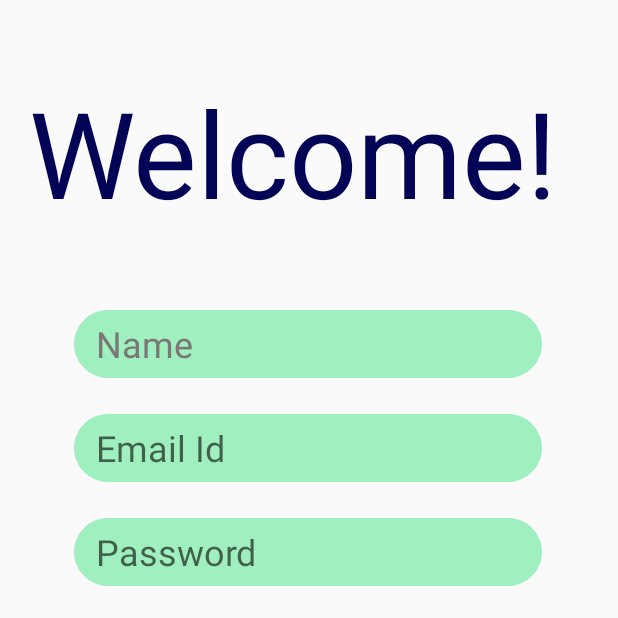
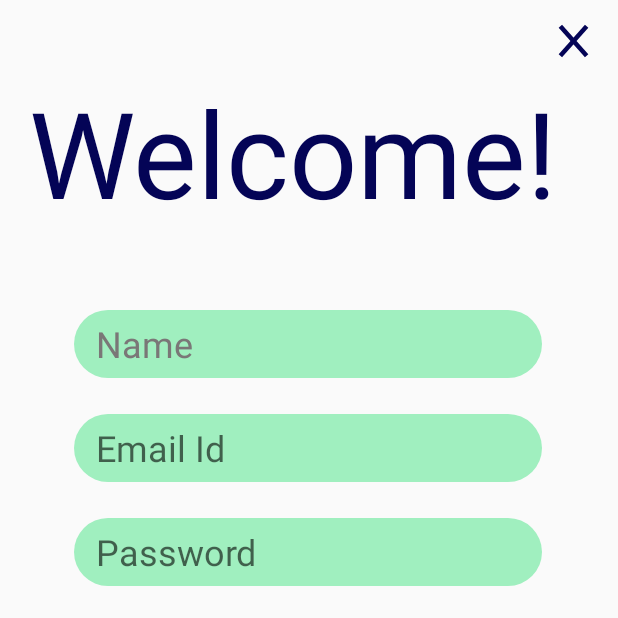
Before and after one commit to ranveerraj248/Chetna_Mart, an Android app: the fragment SignUpFragment shown on its own in the app's theme, on a phone screen of 412 x 824 dp, the top half of it. Run offline under Robolectric (Android 15) with nearby library versions, the phone set to English and light mode, and no system bars; Roboto replaces fonts that are not available here.

Commit message:
Cross button added to sign in and sign up form

```diff
--- /dev/null
+++ b/app/src/main/res/drawable/ic_cross.xml
@@ -0,0 +1,16 @@
+<vector xmlns:android="http://schemas.android.com/apk/res/android"
+    android:width="27.186dp"
+    android:height="22.537dp"
+    android:viewportWidth="27.186"
+    android:viewportHeight="22.537">
+  <path
+      android:pathData="M22.307,1.422L4.8798,21.1188"
+      android:strokeWidth="3"
+      android:fillColor="#00000000"
+      android:strokeColor="#040456"/>
+  <path
+      android:pathData="M4.8776,1.4179L22.3049,21.1147"
+      android:strokeWidth="3"
+      android:fillColor="#00000000"
+      android:strokeColor="#040456"/>
+</vector>
--- a/app/src/main/res/layout/fragment_sign_in.xml
+++ b/app/src/main/res/layout/fragment_sign_in.xml
@@ -65,13 +65,13 @@
             app:layout_constraintTop_toBottomOf="@+id/tvSignInWellcome" />
 
         <ImageButton
-            android:id="@+id/btnCross"
+            android:id="@+id/btnSignInCross"
             android:layout_width="wrap_content"
             android:layout_height="wrap_content"
             android:background="@android:color/transparent"
             android:contentDescription="@string/btnCrossDescription"
             android:padding="16dp"
-            android:src="@android:drawable/btn_dialog"
+            android:src="@drawable/ic_cross"
             app:layout_constraintEnd_toEndOf="parent"
             app:layout_constraintTop_toTopOf="parent" />
 
--- a/app/src/main/res/layout/fragment_sign_up.xml
+++ b/app/src/main/res/layout/fragment_sign_up.xml
@@ -137,5 +137,16 @@
             app:layout_constraintTop_toBottomOf="@+id/textView6"
             app:layout_constraintVertical_bias="0.138" />
 
+        <ImageView
+            android:id="@+id/btnSignUpCross"
+            android:layout_width="wrap_content"
+            android:layout_height="wrap_content"
+            android:background="@android:color/transparent"
+            android:contentDescription="@string/btnCrossDescription"
+            android:padding="16dp"
+            android:src="@drawable/ic_cross"
+            app:layout_constraintEnd_toEndOf="parent"
+            app:layout_constraintTop_toTopOf="parent" />
+
     </androidx.constraintlayout.widget.ConstraintLayout>
 </FrameLayout>
```
